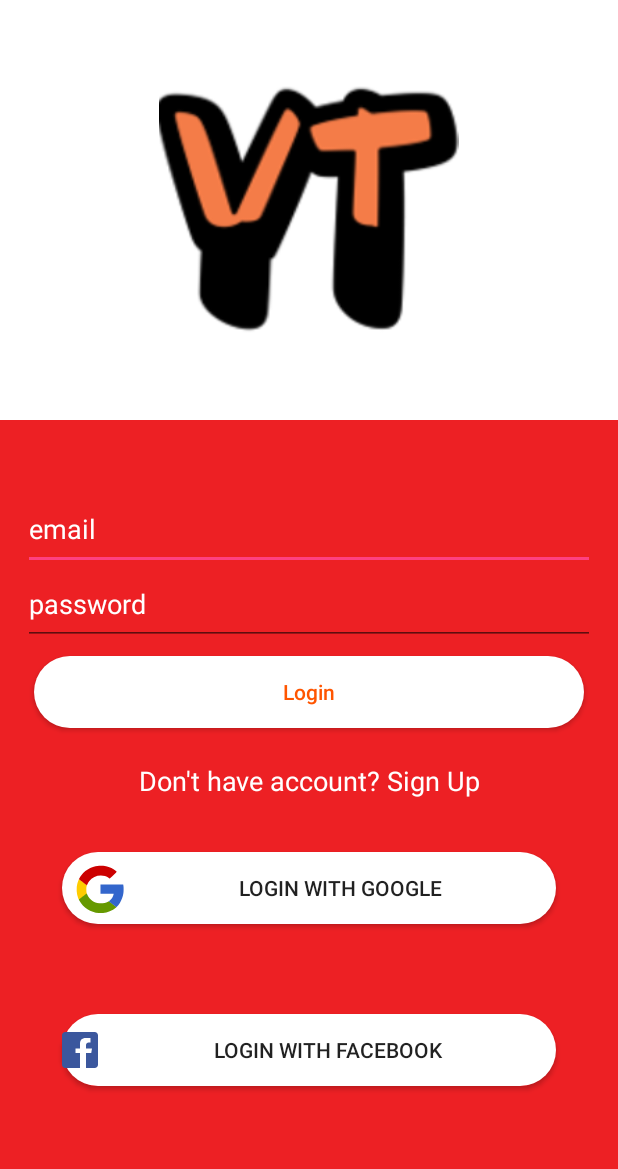
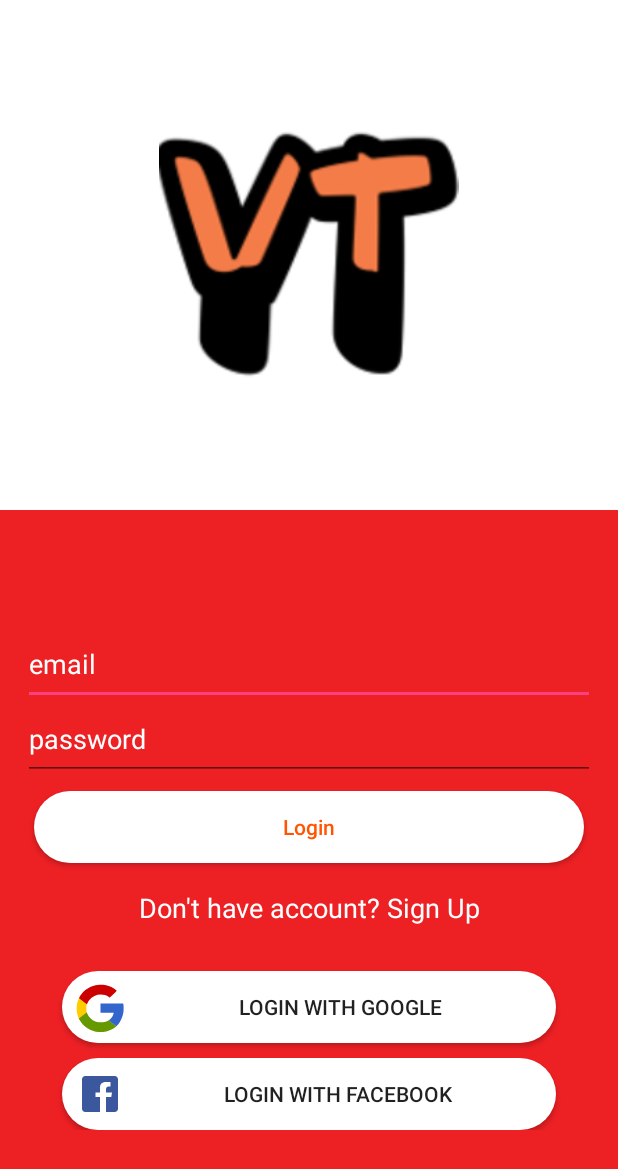
Before and after one commit to krzysiekgomulka/YToddler, an Android app: the screen it shows after launch (MainActivity), on a phone screen of 412 x 824 dp. Shown: the top 1169 px of the screen. Run offline under Robolectric (Android 15) with nearby library versions, the phone set to English and light mode, and no system bars; our stand-ins replace Firebase (no records; nobody signed in at launch, a user with empty details on screens opened directly), Picasso; pictures from the network do not load.

Commit message:
layout refactor

```diff
--- a/app/src/main/res/layout-v26/activity_main.xml
+++ b/app/src/main/res/layout-v26/activity_main.xml
@@ -75,7 +75,7 @@
                 android:id="@+id/textViewSignup"
                 android:layout_width="match_parent"
                 android:layout_height="wrap_content"
-                android:padding="15dp"
+                android:padding="10dp"
                 android:text="@string/Don_t_have_account_Sign_Up"
                 android:textAlignment="center"
                 android:textAppearance="@style/Base.TextAppearance.AppCompat.Medium"
@@ -88,7 +88,7 @@
                 android:layout_marginLeft="26dp"
                 android:layout_marginTop="20dp"
                 android:layout_marginRight="26dp"
-                android:layout_marginBottom="60dp"
+                android:layout_marginBottom="10dp"
                 android:background="@drawable/round_bg"
                 android:drawableStart="@drawable/ic_google_logo"
                 android:text="@string/login_with_google" />
@@ -100,9 +100,11 @@
                 android:layout_marginLeft="26dp"
                 android:layout_marginTop="0dp"
                 android:layout_marginRight="26dp"
-                android:layout_marginBottom="60dp"
+                android:layout_marginBottom="0dp"
                 android:background="@drawable/round_bg"
                 android:drawableStart="@drawable/ic_facebook_logo"
+                android:paddingStart="13dip"
+                android:paddingEnd="0dip"
                 android:text="@string/login_with_facebook" />
 
         </LinearLayout>
```
Also changed, not shown: app/src/main/res/layout/activity_timer.xml (+14 -3 lines).
